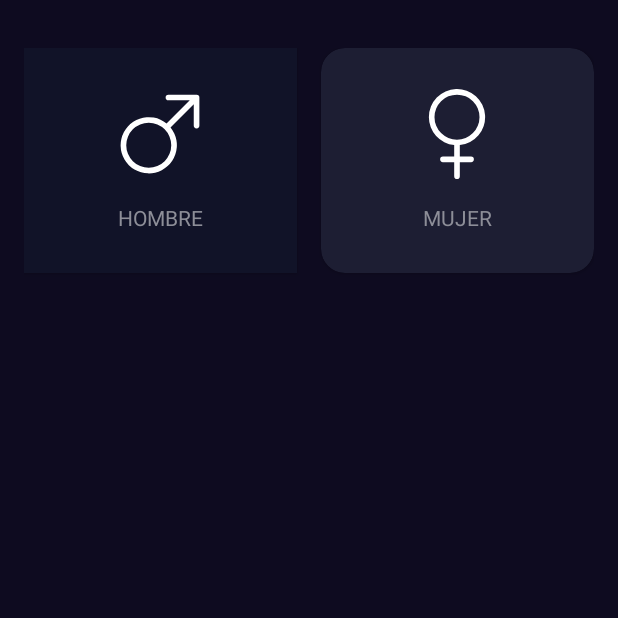
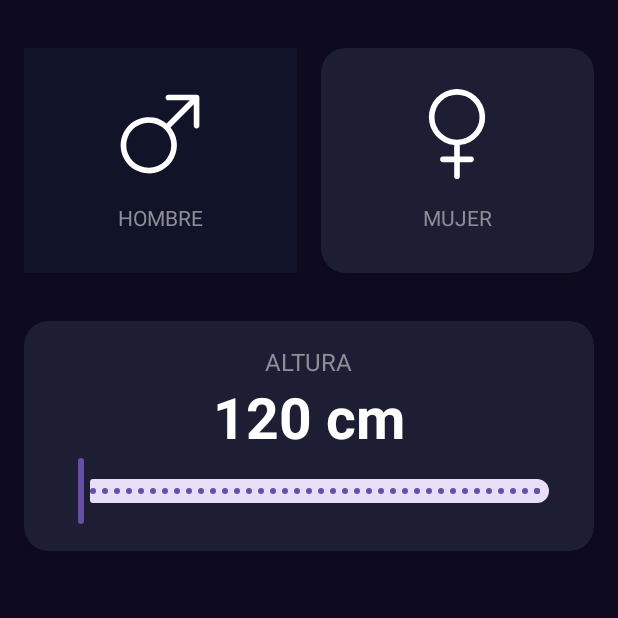
Before and after one commit to alexDev2808/android-apps, an Android app: the ImcCalculatorActivity screen opened directly, with no data from a screen before it, on a phone screen of 412 x 824 dp, the top half of it. Run offline under Robolectric (Android 15) with nearby library versions, the phone set to English and light mode, and no system bars.

Commit message:
Componente: Range slider terminado

```diff
--- a/app/src/main/java/com/example/androidmaster/IMCCalculator/ImcCalculatorActivity.kt
+++ b/app/src/main/java/com/example/androidmaster/IMCCalculator/ImcCalculatorActivity.kt
@@ -3,20 +3,23 @@ package com.example.androidmaster.IMCCalculator
 import android.content.Context
 import androidx.appcompat.app.AppCompatActivity
 import android.os.Bundle
+import android.widget.TextView
 import androidx.cardview.widget.CardView
 import androidx.core.content.ContextCompat
 import com.example.androidmaster.R
+import com.google.android.material.slider.RangeSlider
+import java.text.DecimalFormat
 
 class ImcCalculatorActivity : AppCompatActivity() {
 
     private var isMaleSelected : Boolean = true
     private var isFemaleSelected : Boolean = false
 
-    private var verificadorMale = 0
-
-
     private lateinit var viewMale : CardView
     private lateinit var viewFemale : CardView
+    private lateinit var tvHeight: TextView
+    private lateinit var rsHeight: RangeSlider
+
     override fun onCreate(savedInstanceState: Bundle?) {
         super.onCreate(savedInstanceState)
         setContentView(R.layout.activity_imc_calculator)
@@ -30,6 +33,9 @@ class ImcCalculatorActivity : AppCompatActivity() {
     private fun initComponents() {
         viewFemale = findViewById(R.id.viewFemale)
         viewMale = findViewById(R.id.viewMale)
+        tvHeight = findViewById(R.id.tvHeight)
+        rsHeight = findViewById(R.id.rsHeight)
+
     }
     private fun initListeners() {
         viewMale.setOnClickListener {
@@ -38,6 +44,13 @@ class ImcCalculatorActivity : AppCompatActivity() {
         viewFemale.setOnClickListener {
             changeGender()
             setGenderColor() }
+
+        rsHeight.addOnChangeListener { _, value, _ ->
+            val df = DecimalFormat("#.##")
+            val result = df.format(value)
+
+            tvHeight.text = "$result cm"
+        }
     }
 
     private fun changeGender() {
--- a/app/src/main/res/layout/activity_imc_calculator.xml
+++ b/app/src/main/res/layout/activity_imc_calculator.xml
@@ -86,4 +86,58 @@
     </androidx.cardview.widget.CardView>
 
 
+    <androidx.cardview.widget.CardView
+        android:layout_width="match_parent"
+        android:layout_height="wrap_content"
+        app:layout_constraintStart_toStartOf="parent"
+        app:layout_constraintEnd_toEndOf="parent"
+        app:layout_constraintTop_toBottomOf="@+id/viewMale"
+        android:layout_marginTop="32dp"
+        app:cardBackgroundColor="@color/background_component"
+        app:cardCornerRadius="16dp"
+        >
+
+        <androidx.appcompat.widget.LinearLayoutCompat
+            android:layout_width="match_parent"
+            android:layout_height="wrap_content"
+            android:orientation="vertical"
+            android:layout_margin="16dp"
+            android:gravity="center"
+            >
+
+            <TextView
+                android:layout_width="wrap_content"
+                android:layout_height="wrap_content"
+                android:text="@string/height"
+                android:textColor="@color/title_text"
+                android:textAllCaps="true"
+                android:textSize="16sp"
+                />
+
+            <TextView
+                android:id="@+id/tvHeight"
+                android:layout_width="wrap_content"
+                android:layout_height="wrap_content"
+                android:text="120 cm"
+                android:textSize="38sp"
+                android:textColor="@color/white"
+                android:textStyle="bold"
+                />
+
+            <com.google.android.material.slider.RangeSlider
+                android:id="@+id/rsHeight"
+                android:layout_width="match_parent"
+                android:layout_height="wrap_content"
+                android:stepSize="1"
+                android:valueFrom="120"
+                android:valueTo="200"
+                />
+
+
+        </androidx.appcompat.widget.LinearLayoutCompat>
+
+
+
+    </androidx.cardview.widget.CardView>
+
 </androidx.constraintlayout.widget.ConstraintLayout>
--- a/app/src/main/res/values/strings.xml
+++ b/app/src/main/res/values/strings.xml
@@ -2,4 +2,5 @@
     <string name="app_name">AndroidMaster</string>
     <string name="male">Hombre</string>
     <string name="female">Mujer</string>
+    <string name="height">Altura</string>
 </resources>
```
